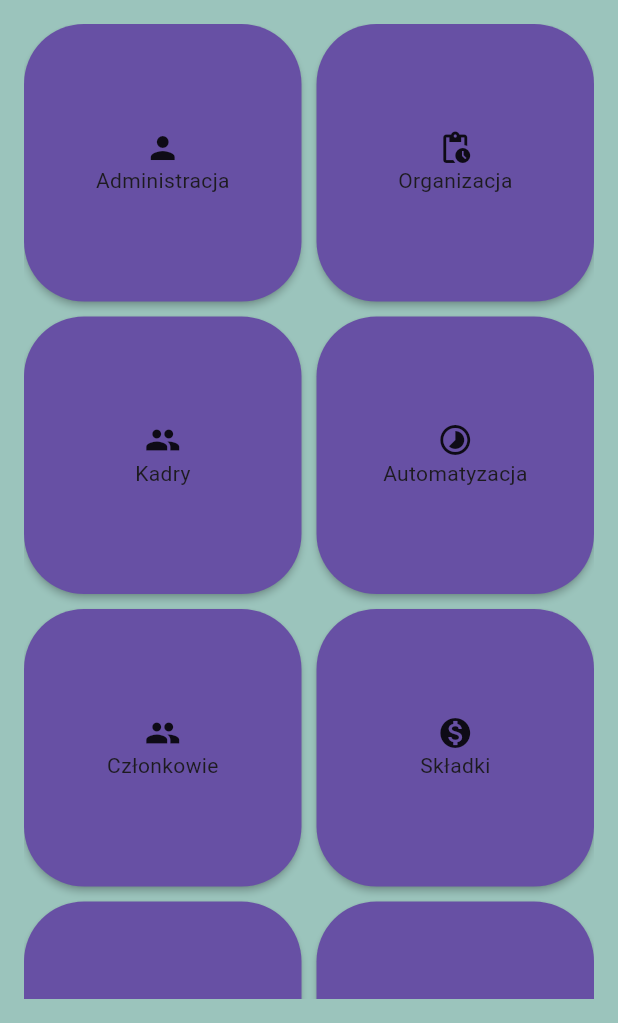
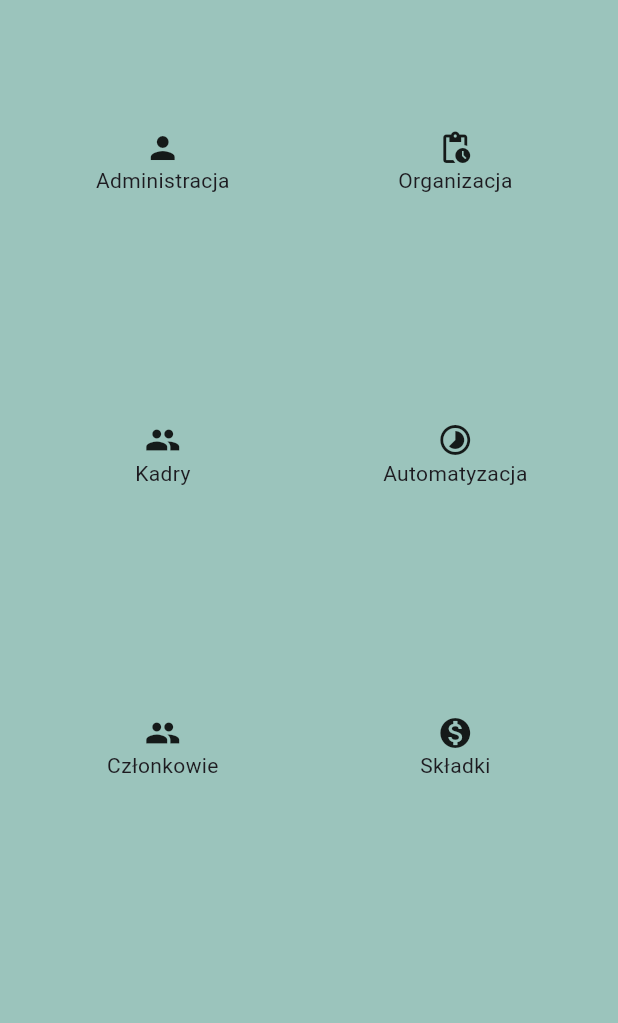
Before and after one commit to jkcoderdev/mariner-testing, a Flutter app: the MainPage screen opened by its route, on a phone screen of 412 x 824 dp, the part 213-1236 px from its top. Run offline on Flutter 3.47's test engine with Material 3 defaults, Android fonts, the light colour scheme and no system bars; our stand-ins replace shared_preferences; accounts and stored records are empty.

Commit message:
Remove background of section button

```diff
--- a/lib/components/section_button.dart
+++ b/lib/components/section_button.dart
@@ -12,7 +12,7 @@ class SectionButton extends StatelessWidget {
     final theme = Theme.of(context);
 
     return RawMaterialButton(
-      fillColor: theme.colorScheme.primary,
+      // fillColor: theme.colorScheme.primary,
       shape: const RoundedRectangleBorder(
         borderRadius: BorderRadius.all(Radius.circular(40.0))
       ),
```
